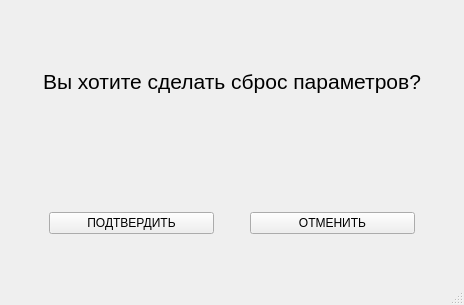
The window that Filler_interface/Window_pop_up/UI_pop_up.ui (TWOKRAI/Filler) describes before a commit, drawn with Qt 5.
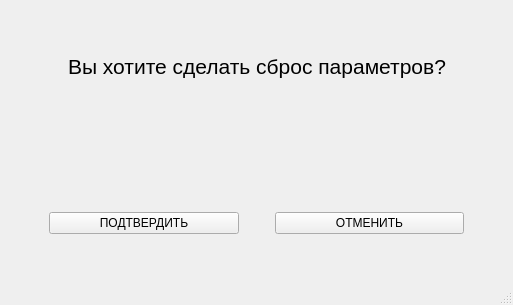
The same window after the commit.

Diff of the .ui file:
```diff
--- a/Filler_interface/Window_pop_up/UI_pop_up.ui
+++ b/Filler_interface/Window_pop_up/UI_pop_up.ui
@@ -6,7 +6,7 @@
    <rect>
     <x>0</x>
     <y>0</y>
-    <width>464</width>
+    <width>513</width>
     <height>305</height>
    </rect>
   </property>
@@ -26,7 +26,7 @@
       <property name="sizeHint" stdset="0">
        <size>
         <width>20</width>
-        <height>60</height>
+        <height>45</height>
        </size>
       </property>
      </spacer>
@@ -87,10 +87,13 @@
       <property name="orientation">
        <enum>Qt::Vertical</enum>
       </property>
+      <property name="sizeType">
+       <enum>QSizePolicy::MinimumExpanding</enum>
+      </property>
       <property name="sizeHint" stdset="0">
        <size>
         <width>20</width>
-        <height>12</height>
+        <height>21</height>
        </size>
       </property>
      </spacer>
```
Left out of the diff: 2 changed lines with no effect on the pictures.
